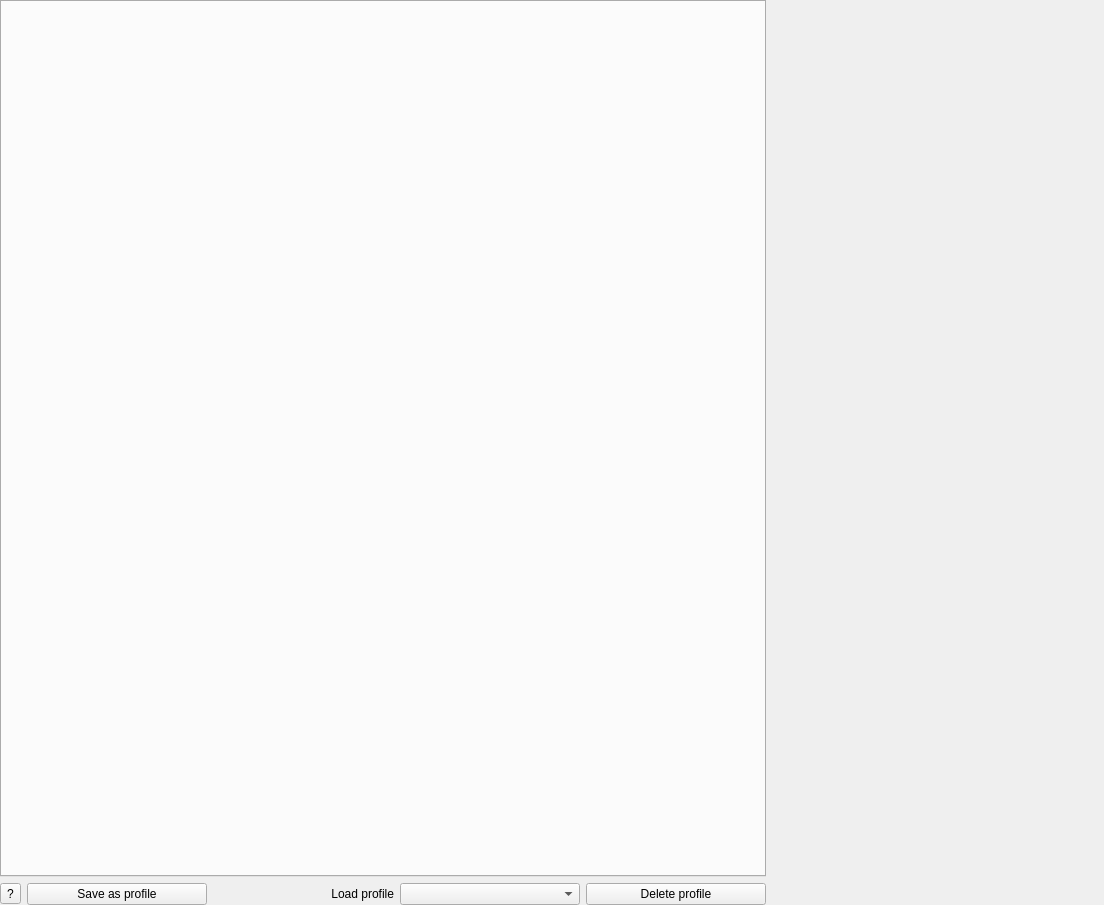
DLdota/OpenRGBEffectsPlugin, file OpenRGBEffectTab.ui: the form before one commit.
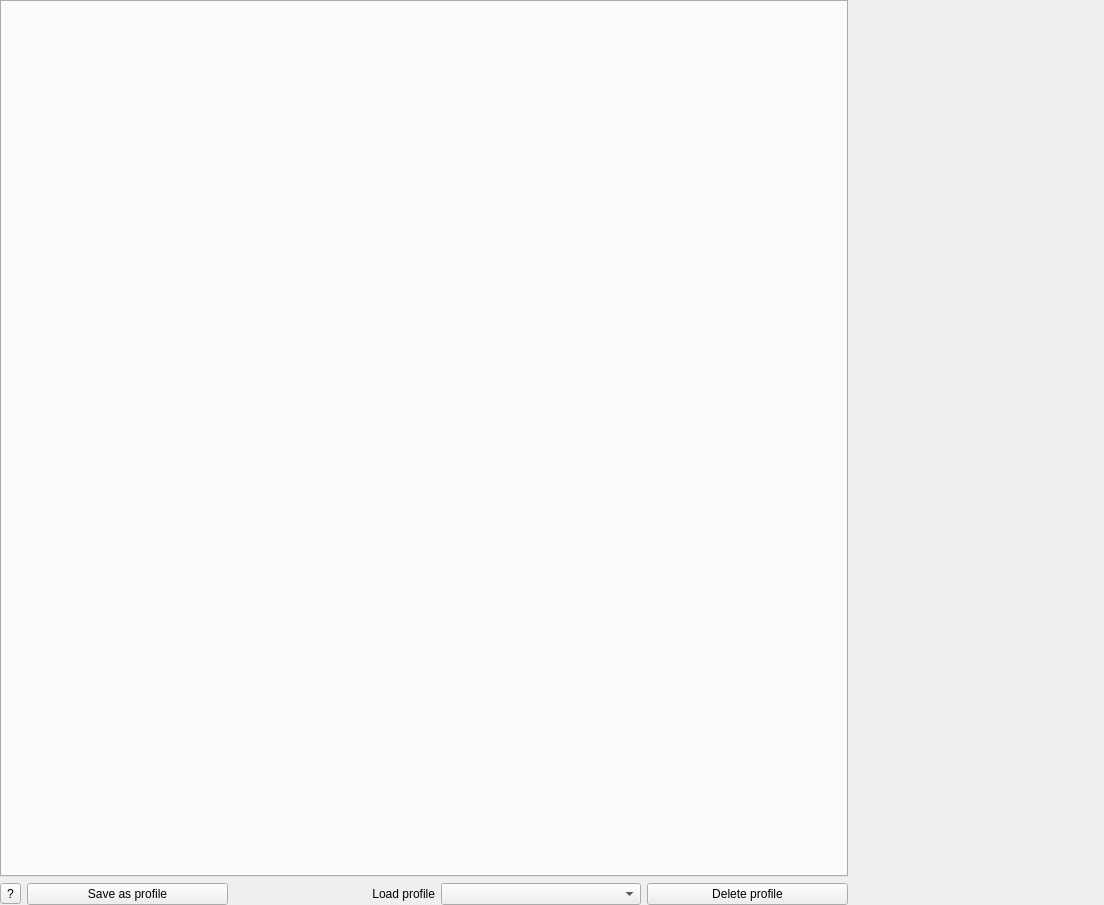
The form after the commit. Custom widgets are drawn as their Qt base class.

Commit message: Decrease right panel width a bit

Diff of the .ui file:
```diff
--- a/OpenRGBEffectTab.ui
+++ b/OpenRGBEffectTab.ui
@@ -98,7 +98,7 @@
        </property>
        <property name="minimumSize">
         <size>
-         <width>332</width>
+         <width>250</width>
          <height>0</height>
         </size>
        </property>
```
